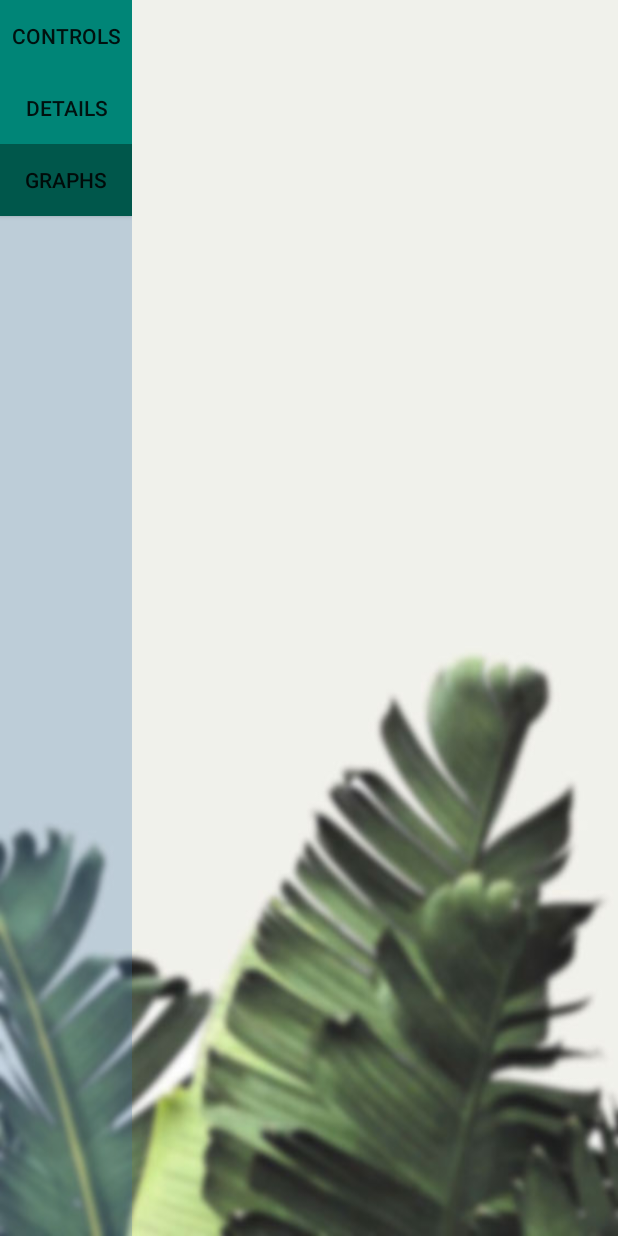
After one commit to GiantsRepublic/superhots, an Android app: the GraphsActivity screen opened directly, with no data from a screen before it, on a phone screen of 412 x 824 dp. The commit adds this screen. Run offline under Robolectric (Android 15) with nearby library versions, the light colour scheme and no system bars.

Commit message:
-Put some code into methods to modularize it -Prepared GraphsActivity for editing

```diff
--- a/GardenSpy/app/src/main/java/com/example/gardenspy/gardenListActivity.java
+++ b/GardenSpy/app/src/main/java/com/example/gardenspy/GardenListActivity.java
@@ -9,7 +9,7 @@
 
 import androidx.appcompat.app.AppCompatActivity;
 
-public class gardenListActivity extends AppCompatActivity {
+public class GardenListActivity extends AppCompatActivity {
 
     @Override
     protected void onCreate(Bundle savedInstanceState) {
--- /dev/null
+++ b/GardenSpy/app/src/main/java/com/example/gardenspy/GraphsActivity.java
@@ -0,0 +1,30 @@
+package com.example.gardenspy;
+
+import android.content.Intent;
+import android.os.Bundle;
+
+import androidx.appcompat.app.AppCompatActivity;
+
+import android.view.View;
+
+public class GraphsActivity extends AppCompatActivity {
+
+    @Override
+    protected void onCreate(Bundle savedInstanceState) {
+        super.onCreate(savedInstanceState);
+        setContentView(R.layout.activity_graphs);
+
+    }
+
+    //method for settings button
+    public void openDetailsPage(View view) {
+        Intent newActivity = new Intent(this, DetailsActivity.class); //opens the details page
+        startActivity(newActivity);
+    }
+
+    //method for graphs button
+    public void openSettingsPage(View view){
+        Intent newActivity = new Intent(this, SettingsActivity.class); //opens the graphs page
+        startActivity(newActivity);
+    }
+}
--- a/GardenSpy/app/src/main/res/layout/activity_garden_list.xml
+++ b/GardenSpy/app/src/main/res/layout/activity_garden_list.xml
@@ -4,7 +4,7 @@
     xmlns:tools="http://schemas.android.com/tools"
     android:layout_width="match_parent"
     android:layout_height="match_parent"
-    tools:context=".gardenListActivity">
+    tools:context=".GardenListActivity">
 
     <TextView
         android:id="@+id/textViewYourGarden"
@@ -32,7 +32,6 @@
             android:layout_height="wrap_content">
 
             <ImageView
-                android:id="@+id/garden_button"
                 android:contentDescription="@null"
                 android:minWidth="50dp"
                 android:minHeight="50dp"
@@ -47,7 +46,6 @@
             android:layout_height="wrap_content">
 
             <ImageView
-                android:id="@+id/add_button"
                 android:layout_width="wrap_content"
                 android:layout_height="wrap_content"
                 android:contentDescription="@null"
@@ -65,7 +63,6 @@
             android:layout_height="match_parent">
 
             <Button
-                android:id="@+id/button"
                 android:layout_width="wrap_content"
                 android:layout_height="wrap_content"
                 android:onClick="signOut"
--- /dev/null
+++ b/GardenSpy/app/src/main/res/layout/activity_graphs.xml
@@ -0,0 +1,46 @@
+<?xml version="1.0" encoding="utf-8"?>
+<LinearLayout xmlns:android="http://schemas.android.com/apk/res/android"
+    xmlns:tools="http://schemas.android.com/tools"
+    android:layout_width="match_parent"
+    android:layout_height="match_parent"
+    android:orientation="horizontal"
+    tools:context=".GraphsActivity">
+
+    <LinearLayout
+        android:layout_width="wrap_content"
+        android:layout_height="match_parent"
+        android:background="@color/colorAccent"
+        android:orientation="vertical">
+
+        <Button
+            android:layout_width="match_parent"
+            android:layout_height="wrap_content"
+            android:background="@color/colorPrimary"
+            android:onClick="openSettingsPage"
+            android:text="@string/controls"
+            android:visibility="visible" />
+
+        <Button
+            android:layout_width="match_parent"
+            android:layout_height="wrap_content"
+            android:background="@color/colorPrimary"
+            android:onClick="openDetailsPage"
+            android:text="@string/details"
+            android:visibility="visible" />
+
+        <Button
+            android:layout_width="match_parent"
+            android:layout_height="wrap_content"
+            android:background="@color/colorPrimaryDark"
+            android:text="@string/graphs"
+            android:visibility="visible" />
+    </LinearLayout>
+
+    <LinearLayout
+        android:layout_width="match_parent"
+        android:layout_height="wrap_content"
+        android:layout_marginLeft="15dp"
+        android:layout_marginTop="15dp"
+        android:layout_marginRight="15dp"
+        android:orientation="vertical"/>
+</LinearLayout>
--- a/GardenSpy/app/src/main/res/values/strings.xml
+++ b/GardenSpy/app/src/main/res/values/strings.xml
@@ -39,4 +39,5 @@
     <string name="humiditylabel">humidityLabel</string>
     <string name="power_on_off">Power On/Off</string>
     <string name="save_edits">Save Edits</string>
+    <string name="title_activity_graphs">GraphsActivity</string>
 </resources>
--- a/GardenSpy/app/src/main/res/values/styles.xml
+++ b/GardenSpy/app/src/main/res/values/styles.xml
@@ -10,4 +10,9 @@
         <!--<item name="android:windowNoTitle">true</item>-->
     </style>
 
+    <style name="AppTheme.NoActionBar">
+        <item name="windowActionBar">false</item>
+        <item name="windowNoTitle">true</item>
+    </style>
+
 </resources>
```
Also changed, not shown: GardenSpy/app/src/main/AndroidManifest.xml (+4 -4 lines), GardenSpy/app/src/main/java/com/example/gardenspy/DetailsActivity.java (+14 -11 lines), GardenSpy/app/src/main/java/com/example/gardenspy/LoginActivity.java (+28 -25 lines), GardenSpy/app/src/main/java/com/example/gardenspy/SettingsActivity.java (+50 -44 lines), GardenSpy/app/src/main/java/com/example/gardenspy/SignUpActivity.java (added, +127 -0 lines), GardenSpy/app/src/main/java/com/example/gardenspy/SignupActivity.java (deleted, +0 -124 lines), GardenSpy/app/src/main/res/layout/activity_details.xml (+1 -11 lines), GardenSpy/app/src/main/res/layout/activity_settings.xml (+6 -21 lines).
